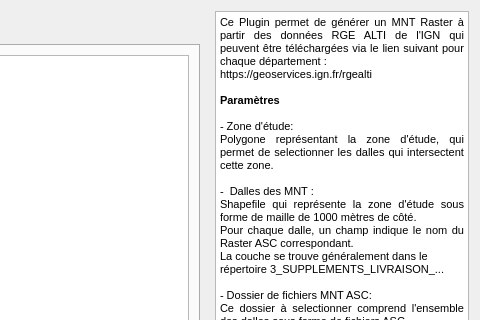
Above: GenerateMNT_dialog_base.ui from AntoineSensier/GenerateMNT before the change; both pictures show x 261 to 741 and y 0 to 320 of the 741 by 608 pixel window. Below: the same form after it.
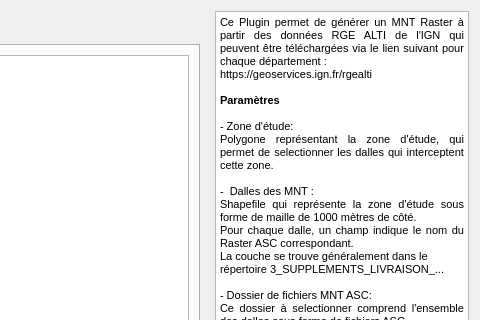
That is the form after the change. Icons and pictures are not drawn. Custom widgets are drawn as their Qt base class.

Patch:
```diff
--- a/GenerateMNT_dialog_base.ui
+++ b/GenerateMNT_dialog_base.ui
@@ -111,7 +111,7 @@
 &lt;p style=&quot; margin-top:0px; margin-bottom:0px; margin-left:0px; margin-right:0px; -qt-block-indent:0; text-indent:0px;&quot;&gt;&lt;span style=&quot; font-weight:600;&quot;&gt;Paramètres&lt;/span&gt;&lt;/p&gt;
 &lt;p align=&quot;justify&quot; style=&quot;-qt-paragraph-type:empty; margin-top:0px; margin-bottom:0px; margin-left:0px; margin-right:0px; -qt-block-indent:0; text-indent:0px;&quot;&gt;&lt;br /&gt;&lt;/p&gt;
 &lt;p align=&quot;justify&quot; style=&quot; margin-top:0px; margin-bottom:0px; margin-left:0px; margin-right:0px; -qt-block-indent:0; text-indent:0px;&quot;&gt;- Zone d'étude:&lt;/p&gt;
-&lt;p align=&quot;justify&quot; style=&quot; margin-top:0px; margin-bottom:0px; margin-left:0px; margin-right:0px; -qt-block-indent:0; text-indent:0px;&quot;&gt;Polygone représentant la zone d'étude, qui permet de selectionner les dalles qui intersectent cette zone.&lt;/p&gt;
+&lt;p align=&quot;justify&quot; style=&quot; margin-top:0px; margin-bottom:0px; margin-left:0px; margin-right:0px; -qt-block-indent:0; text-indent:0px;&quot;&gt;Polygone représentant la zone d'étude, qui permet de selectionner les dalles qui interceptent cette zone.&lt;/p&gt;
 &lt;p align=&quot;justify&quot; style=&quot;-qt-paragraph-type:empty; margin-top:0px; margin-bottom:0px; margin-left:0px; margin-right:0px; -qt-block-indent:0; text-indent:0px;&quot;&gt;&lt;br /&gt;&lt;/p&gt;
 &lt;p align=&quot;justify&quot; style=&quot; margin-top:0px; margin-bottom:0px; margin-left:0px; margin-right:0px; -qt-block-indent:0; text-indent:0px;&quot;&gt;-  Dalles des MNT :&lt;/p&gt;
 &lt;p align=&quot;justify&quot; style=&quot; margin-top:0px; margin-bottom:0px; margin-left:0px; margin-right:0px; -qt-block-indent:0; text-indent:0px;&quot;&gt;Shapefile qui représente la zone d'étude sous forme de maille de 1000 mètres de côté.&lt;/p&gt;
```
